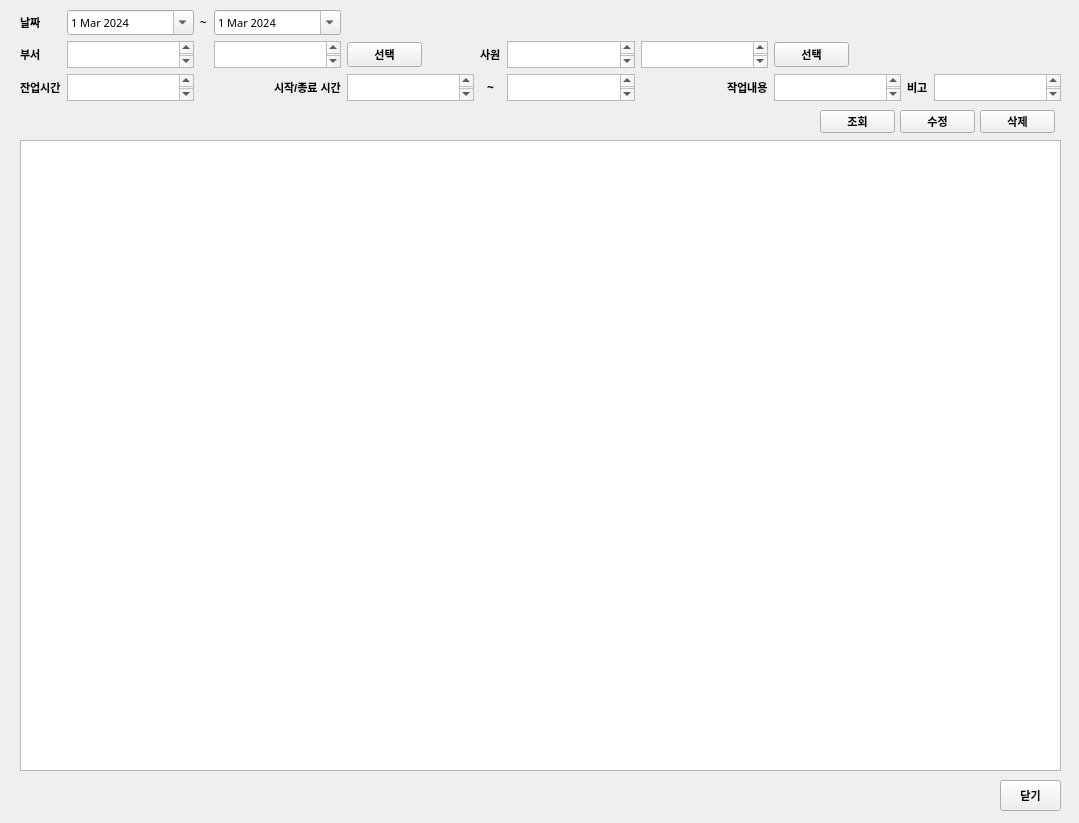
Old version of the form overtime_v1.1/ui/emp_overtime_update.ui in the repository RaineyLee/overtime.
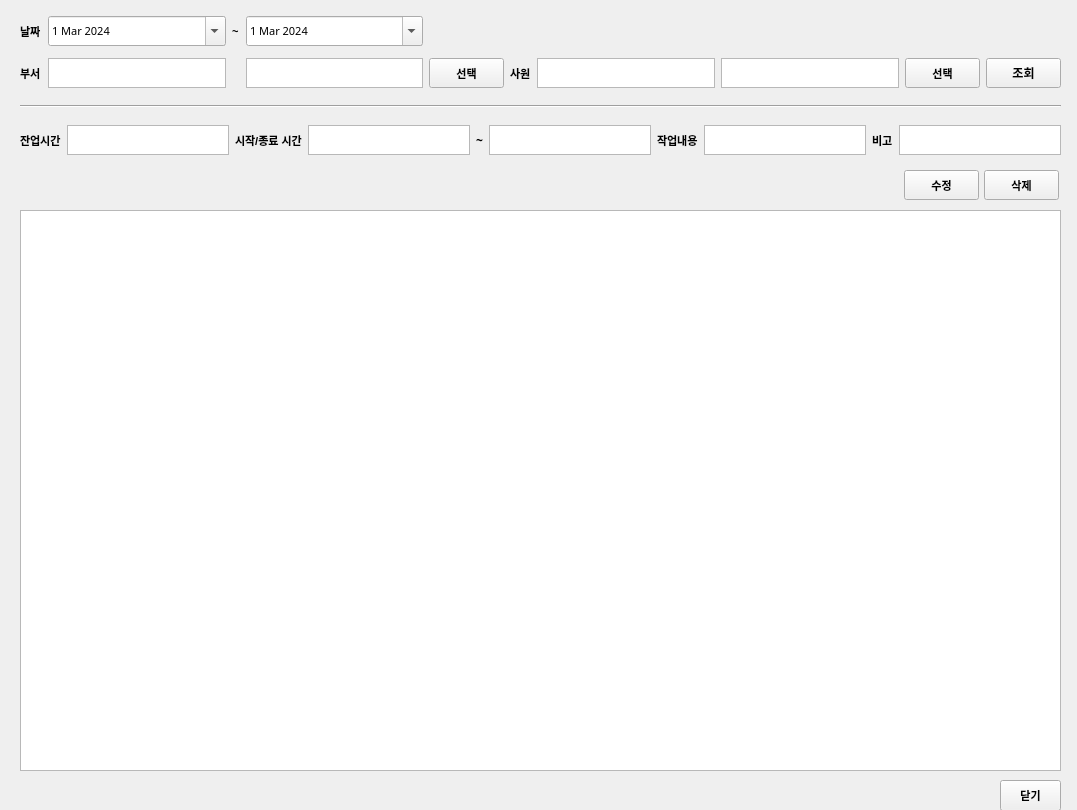
New version of the form.

```diff
--- a/overtime_v1.1/ui/emp_overtime_update.ui
+++ b/overtime_v1.1/ui/emp_overtime_update.ui
@@ -6,10 +6,16 @@
    <rect>
     <x>0</x>
     <y>0</y>
-    <width>1079</width>
-    <height>823</height>
+    <width>1077</width>
+    <height>810</height>
    </rect>
   </property>
+  <property name="maximumSize">
+   <size>
+    <width>1080</width>
+    <height>810</height>
+   </size>
+  </property>
   <property name="windowTitle">
    <string>Form</string>
   </property>
@@ -20,9 +26,9 @@
    <property name="geometry">
     <rect>
      <x>20</x>
-     <y>140</y>
+     <y>210</y>
      <width>1041</width>
-     <height>631</height>
+     <height>561</height>
     </rect>
    </property>
    <property name="sizeAdjustPolicy">
@@ -83,29 +89,17 @@
      <x>20</x>
      <y>10</y>
      <width>1041</width>
-     <height>91</height>
+     <height>84</height>
     </rect>
    </property>
    <layout class="QGridLayout" name="gridLayout">
     <property name="sizeConstraint">
-     <enum>QLayout::SetDefaultConstraint</enum>
+     <enum>QLayout::SetNoConstraint</enum>
     </property>
-    <item row="2" column="1">
-     <widget class="QTextEdit" name="txt_overtime">
+    <item row="0" column="2">
+     <widget class="QLabel" name="lbl_select_file_2">
       <property name="font">
        <font>
-        <family>맑은 고딕</family>
-        <pointsize>10</pointsize>
-        <weight>50</weight>
-        <bold>false</bold>
-       </font>
-      </property>
-     </widget>
-    </item>
-    <item row="2" column="8" alignment="Qt::AlignRight">
-     <widget class="QLabel" name="lbl_select_file_8">
-      <property name="font">
-       <font>
         <family>Arial</family>
         <pointsize>8</pointsize>
         <weight>75</weight>
@@ -113,110 +107,41 @@
        </font>
       </property>
       <property name="text">
-       <string>작업내용</string>
+       <string>~</string>
       </property>
      </widget>
     </item>
-    <item row="2" column="0">
-     <widget class="QLabel" name="lbl_select_file_4">
-      <property name="font">
-       <font>
-        <family>Arial</family>
-        <pointsize>8</pointsize>
-        <weight>75</weight>
-        <bold>true</bold>
-       </font>
+    <item row="0" column="1">
+     <widget class="QDateEdit" name="date_from">
+      <property name="maximumSize">
+       <size>
+        <width>16777215</width>
+        <height>30</height>
+       </size>
       </property>
-      <property name="text">
-       <string>잔업시간</string>
-      </property>
-     </widget>
-    </item>
-    <item row="1" column="0">
-     <widget class="QLabel" name="lbl_select_file_7">
       <property name="font">
        <font>
-        <family>Arial</family>
-        <pointsize>8</pointsize>
-        <weight>75</weight>
-        <bold>true</bold>
-       </font>
-      </property>
-      <property name="text">
-       <string>부서</string>
-      </property>
-     </widget>
-    </item>
-    <item row="1" column="3">
-     <widget class="QTextEdit" name="txt_dept_name">
-      <property name="enabled">
-       <bool>true</bool>
-      </property>
-      <property name="font">
-       <font>
         <family>맑은 고딕</family>
-        <pointsize>10</pointsize>
+        <pointsize>8</pointsize>
         <weight>50</weight>
         <bold>false</bold>
        </font>
       </property>
-      <property name="lineWidth">
-       <number>1</number>
+      <property name="dateTime">
+       <datetime>
+        <hour>0</hour>
+        <minute>0</minute>
+        <second>0</second>
+        <year>2024</year>
+        <month>3</month>
+        <day>1</day>
+       </datetime>
       </property>
-      <property name="midLineWidth">
-       <number>0</number>
-      </property>
-      <property name="readOnly">
+      <property name="calendarPopup">
        <bool>true</bool>
       </property>
      </widget>
     </item>
-    <item row="1" column="1">
-     <widget class="QTextEdit" name="txt_dept_id">
-      <property name="enabled">
-       <bool>true</bool>
-      </property>
-      <property name="font">
-       <font>
-        <family>맑은 고딕</family>
-        <pointsize>10</pointsize>
-        <weight>50</weight>
-        <bold>false</bold>
-       </font>
-      </property>
-      <property name="lineWidth">
-       <number>1</number>
-      </property>
-      <property name="midLineWidth">
-       <number>0</number>
-      </property>
-      <property name="readOnly">
-       <bool>true</bool>
-      </property>
-      <property name="html">
-       <string>&lt;!DOCTYPE HTML PUBLIC &quot;-//W3C//DTD HTML 4.0//EN&quot; &quot;http://www.w3.org/TR/REC-html40/strict.dtd&quot;&gt;
-&lt;html&gt;&lt;head&gt;&lt;meta name=&quot;qrichtext&quot; content=&quot;1&quot; /&gt;&lt;style type=&quot;text/css&quot;&gt;
-p, li { white-space: pre-wrap; }
-&lt;/style&gt;&lt;/head&gt;&lt;body style=&quot; font-family:'맑은 고딕'; font-size:10pt; font-weight:400; font-style:normal;&quot;&gt;
-&lt;p style=&quot;-qt-paragraph-type:empty; margin-top:0px; margin-bottom:0px; margin-left:0px; margin-right:0px; -qt-block-indent:0; text-indent:0px; font-weight:600;&quot;&gt;&lt;br /&gt;&lt;/p&gt;&lt;/body&gt;&lt;/html&gt;</string>
-      </property>
-     </widget>
-    </item>
-    <item row="2" column="10" alignment="Qt::AlignRight">
-     <widget class="QLabel" name="lbl_select_file_9">
-      <property name="font">
-       <font>
-        <family>Arial</family>
-        <pointsize>8</pointsize>
-        <weight>75</weight>
-        <bold>true</bold>
-       </font>
-      </property>
-      <property name="text">
-       <string>비고</string>
-      </property>
-     </widget>
-    </item>
     <item row="0" column="0">
      <widget class="QLabel" name="lbl_select_file">
       <property name="font">
@@ -232,70 +157,8 @@
       </property>
      </widget>
     </item>
-    <item row="0" column="3">
-     <widget class="QDateEdit" name="date_to">
-      <property name="font">
-       <font>
-        <family>맑은 고딕</family>
-        <pointsize>8</pointsize>
-        <weight>50</weight>
-        <bold>false</bold>
-       </font>
-      </property>
-      <property name="dateTime">
-       <datetime>
-        <hour>0</hour>
-        <minute>0</minute>
-        <second>0</second>
-        <year>2024</year>
-        <month>3</month>
-        <day>1</day>
-       </datetime>
-      </property>
-      <property name="calendarPopup">
-       <bool>true</bool>
-      </property>
-     </widget>
-    </item>
-    <item row="0" column="1">
-     <widget class="QDateEdit" name="date_from">
-      <property name="font">
-       <font>
-        <family>맑은 고딕</family>
-        <pointsize>8</pointsize>
-        <weight>50</weight>
-        <bold>false</bold>
-       </font>
-      </property>
-      <property name="dateTime">
-       <datetime>
-        <hour>0</hour>
-        <minute>0</minute>
-        <second>0</second>
-        <year>2024</year>
-        <month>3</month>
-        <day>1</day>
-       </datetime>
-      </property>
-      <property name="calendarPopup">
-       <bool>true</bool>
-      </property>
-     </widget>
-    </item>
-    <item row="2" column="11">
-     <widget class="QTextEdit" name="txt_note">
-      <property name="font">
-       <font>
-        <family>맑은 고딕</family>
-        <pointsize>10</pointsize>
-        <weight>50</weight>
-        <bold>false</bold>
-       </font>
-      </property>
-     </widget>
-    </item>
-    <item row="0" column="2">
-     <widget class="QLabel" name="lbl_select_file_2">
+    <item row="1" column="5">
+     <widget class="QLabel" name="lbl_select_file_3">
       <property name="font">
        <font>
         <family>Arial</family>
@@ -305,43 +168,7 @@
        </font>
       </property>
       <property name="text">
-       <string>~</string>
-      </property>
-     </widget>
-    </item>
-    <item row="2" column="9">
-     <widget class="QTextEdit" name="txt_detail">
-      <property name="font">
-       <font>
-        <family>맑은 고딕</family>
-        <pointsize>10</pointsize>
-        <weight>50</weight>
-        <bold>false</bold>
-       </font>
-      </property>
-     </widget>
-    </item>
-    <item row="2" column="6">
-     <widget class="QTextEdit" name="txt_to_time">
-      <property name="enabled">
-       <bool>true</bool>
-      </property>
-      <property name="font">
-       <font>
-        <family>맑은 고딕</family>
-        <pointsize>10</pointsize>
-        <weight>50</weight>
-        <bold>false</bold>
-       </font>
-      </property>
-      <property name="lineWidth">
-       <number>1</number>
-      </property>
-      <property name="midLineWidth">
-       <number>0</number>
-      </property>
-      <property name="readOnly">
-       <bool>false</bool>
+       <string>사원</string>
       </property>
      </widget>
     </item>
@@ -359,7 +186,7 @@
       <property name="maximumSize">
        <size>
         <width>75</width>
-        <height>16777215</height>
+        <height>30</height>
        </size>
       </property>
       <property name="font">
@@ -375,91 +202,17 @@
       </property>
      </widget>
     </item>
-    <item row="2" column="3" alignment="Qt::AlignRight">
-     <widget class="QLabel" name="lbl_select_file_6">
-      <property name="font">
-       <font>
-        <family>Arial</family>
-        <pointsize>8</pointsize>
-        <weight>75</weight>
-        <bold>true</bold>
-       </font>
-      </property>
-      <property name="text">
-       <string>시작/종료 시간</string>
-      </property>
-     </widget>
-    </item>
-    <item row="2" column="4">
-     <widget class="QTextEdit" name="txt_from_time">
-      <property name="font">
-       <font>
-        <family>맑은 고딕</family>
-        <pointsize>10</pointsize>
-        <weight>50</weight>
-        <bold>false</bold>
-       </font>
-      </property>
-     </widget>
-    </item>
-    <item row="2" column="5" alignment="Qt::AlignHCenter">
-     <widget class="QLabel" name="label">
-      <property name="font">
-       <font>
-        <family>맑은 고딕</family>
-        <weight>75</weight>
-        <bold>true</bold>
-       </font>
-      </property>
-      <property name="text">
-       <string>~</string>
-      </property>
-     </widget>
-    </item>
-    <item row="1" column="5">
-     <widget class="QLabel" name="lbl_select_file_3">
-      <property name="font">
-       <font>
-        <family>Arial</family>
-        <pointsize>8</pointsize>
-        <weight>75</weight>
-        <bold>true</bold>
-       </font>
-      </property>
-      <property name="text">
-       <string>사원</string>
-      </property>
-     </widget>
-    </item>
-    <item row="1" column="6">
-     <widget class="QTextEdit" name="txt_emp_id">
-      <property name="enabled">
-       <bool>true</bool>
-      </property>
-      <property name="font">
-       <font>
-        <family>맑은 고딕</family>
-        <pointsize>10</pointsize>
-        <weight>50</weight>
-        <bold>false</bold>
-       </font>
-      </property>
-      <property name="lineWidth">
-       <number>1</number>
-      </property>
-      <property name="midLineWidth">
-       <number>0</number>
-      </property>
-      <property name="readOnly">
-       <bool>true</bool>
-      </property>
-     </widget>
-    </item>
     <item row="1" column="8">
      <widget class="QTextEdit" name="txt_emp_name">
       <property name="enabled">
        <bool>true</bool>
       </property>
+      <property name="maximumSize">
+       <size>
+        <width>16777215</width>
+        <height>30</height>
+       </size>
+      </property>
       <property name="font">
        <font>
         <family>맑은 고딕</family>
@@ -488,12 +241,155 @@
       </property>
      </widget>
     </item>
+    <item row="1" column="3">
+     <widget class="QTextEdit" name="txt_dept_name">
+      <property name="enabled">
+       <bool>true</bool>
+      </property>
+      <property name="maximumSize">
+       <size>
+        <width>16777215</width>
+        <height>30</height>
+       </size>
+      </property>
+      <property name="font">
+       <font>
+        <family>맑은 고딕</family>
+        <pointsize>10</pointsize>
+        <weight>50</weight>
+        <bold>false</bold>
+       </font>
+      </property>
+      <property name="lineWidth">
+       <number>1</number>
+      </property>
+      <property name="midLineWidth">
+       <number>0</number>
+      </property>
+      <property name="readOnly">
+       <bool>true</bool>
+      </property>
+     </widget>
+    </item>
+    <item row="1" column="1">
+     <widget class="QTextEdit" name="txt_dept_id">
+      <property name="enabled">
+       <bool>true</bool>
+      </property>
+      <property name="maximumSize">
+       <size>
+        <width>16777215</width>
+        <height>30</height>
+       </size>
+      </property>
+      <property name="font">
+       <font>
+        <family>맑은 고딕</family>
+        <pointsize>10</pointsize>
+        <weight>50</weight>
+        <bold>false</bold>
+       </font>
+      </property>
+      <property name="lineWidth">
+       <number>1</number>
+      </property>
+      <property name="midLineWidth">
+       <number>0</number>
+      </property>
+      <property name="readOnly">
+       <bool>true</bool>
+      </property>
+      <property name="html">
+       <string>&lt;!DOCTYPE HTML PUBLIC &quot;-//W3C//DTD HTML 4.0//EN&quot; &quot;http://www.w3.org/TR/REC-html40/strict.dtd&quot;&gt;
+&lt;html&gt;&lt;head&gt;&lt;meta name=&quot;qrichtext&quot; content=&quot;1&quot; /&gt;&lt;style type=&quot;text/css&quot;&gt;
+p, li { white-space: pre-wrap; }
+&lt;/style&gt;&lt;/head&gt;&lt;body style=&quot; font-family:'맑은 고딕'; font-size:10pt; font-weight:400; font-style:normal;&quot;&gt;
+&lt;p style=&quot;-qt-paragraph-type:empty; margin-top:0px; margin-bottom:0px; margin-left:0px; margin-right:0px; -qt-block-indent:0; text-indent:0px; font-weight:600;&quot;&gt;&lt;br /&gt;&lt;/p&gt;&lt;/body&gt;&lt;/html&gt;</string>
+      </property>
+     </widget>
+    </item>
+    <item row="1" column="0">
+     <widget class="QLabel" name="lbl_select_file_7">
+      <property name="font">
+       <font>
+        <family>Arial</family>
+        <pointsize>8</pointsize>
+        <weight>75</weight>
+        <bold>true</bold>
+       </font>
+      </property>
+      <property name="text">
+       <string>부서</string>
+      </property>
+     </widget>
+    </item>
+    <item row="0" column="3">
+     <widget class="QDateEdit" name="date_to">
+      <property name="maximumSize">
+       <size>
+        <width>16777215</width>
+        <height>30</height>
+       </size>
+      </property>
+      <property name="font">
+       <font>
+        <family>맑은 고딕</family>
+        <pointsize>8</pointsize>
+        <weight>50</weight>
+        <bold>false</bold>
+       </font>
+      </property>
+      <property name="dateTime">
+       <datetime>
+        <hour>0</hour>
+        <minute>0</minute>
+        <second>0</second>
+        <year>2024</year>
+        <month>3</month>
+        <day>1</day>
+       </datetime>
+      </property>
+      <property name="calendarPopup">
+       <bool>true</bool>
+      </property>
+     </widget>
+    </item>
+    <item row="1" column="6">
+     <widget class="QTextEdit" name="txt_emp_id">
+      <property name="enabled">
+       <bool>true</bool>
+      </property>
+      <property name="maximumSize">
+       <size>
+        <width>16777215</width>
+        <height>30</height>
+       </size>
+      </property>
+      <property name="font">
+       <font>
+        <family>맑은 고딕</family>
+        <pointsize>10</pointsize>
+        <weight>50</weight>
+        <bold>false</bold>
+       </font>
+      </property>
+      <property name="lineWidth">
+       <number>1</number>
+      </property>
+      <property name="midLineWidth">
+       <number>0</number>
+      </property>
+      <property name="readOnly">
+       <bool>true</bool>
+      </property>
+     </widget>
+    </item>
     <item row="1" column="9">
      <widget class="QPushButton" name="btn_select_emp">
       <property name="maximumSize">
        <size>
         <width>75</width>
-        <height>16777215</height>
+        <height>30</height>
        </size>
       </property>
       <property name="font">
@@ -509,38 +405,43 @@
       </property>
      </widget>
     </item>
+    <item row="1" column="10">
+     <widget class="QPushButton" name="btn_select">
+      <property name="maximumSize">
+       <size>
+        <width>75</width>
+        <height>30</height>
+       </size>
+      </property>
+      <property name="font">
+       <font>
+        <family>맑은 고딕</family>
+        <weight>75</weight>
+        <bold>true</bold>
+       </font>
+      </property>
+      <property name="text">
+       <string>조회</string>
+      </property>
+     </widget>
+    </item>
    </layout>
   </widget>
-  <widget class="QPushButton" name="btn_select">
-   <property name="geometry">
-    <rect>
-     <x>820</x>
-     <y>110</y>
-     <width>75</width>
-     <height>23</height>
-    </rect>
-   </property>
-   <property name="font">
-    <font>
-     <family>Arial</family>
-     <pointsize>8</pointsize>
-     <weight>75</weight>
-     <bold>true</bold>
-    </font>
-   </property>
-   <property name="text">
-    <string>조회</string>
-   </property>
-  </widget>
   <widget class="QPushButton" name="btn_update">
    <property name="geometry">
     <rect>
-     <x>900</x>
-     <y>110</y>
+     <x>904</x>
+     <y>170</y>
      <width>75</width>
-     <height>23</height>
+     <height>30</height>
     </rect>
    </property>
+   <property name="maximumSize">
+    <size>
+     <width>16777215</width>
+     <height>30</height>
+    </size>
+   </property>
    <property name="font">
     <font>
      <family>Arial</family>
@@ -556,12 +457,18 @@
   <widget class="QPushButton" name="btn_delete">
    <property name="geometry">
     <rect>
-     <x>980</x>
-     <y>110</y>
+     <x>984</x>
+     <y>170</y>
      <width>75</width>
-     <height>23</height>
+     <height>30</height>
     </rect>
    </property>
+   <property name="maximumSize">
+    <size>
+     <width>16777215</width>
+     <height>30</height>
+    </size>
+   </property>
    <property name="font">
     <font>
      <family>Arial</family>
@@ -574,6 +481,226 @@
     <string>삭제</string>
    </property>
   </widget>
+  <widget class="Line" name="line">
+   <property name="geometry">
+    <rect>
+     <x>20</x>
+     <y>95</y>
+     <width>1041</width>
+     <height>22</height>
+    </rect>
+   </property>
+   <property name="orientation">
+    <enum>Qt::Horizontal</enum>
+   </property>
+  </widget>
+  <widget class="QWidget" name="gridLayoutWidget_2">
+   <property name="geometry">
+    <rect>
+     <x>20</x>
+     <y>120</y>
+     <width>1041</width>
+     <height>41</height>
+    </rect>
+   </property>
+   <layout class="QGridLayout" name="gridLayout_2">
+    <item row="0" column="2">
+     <widget class="QLabel" name="lbl_select_file_6">
+      <property name="font">
+       <font>
+        <family>Arial</family>
+        <pointsize>8</pointsize>
+        <weight>75</weight>
+        <bold>true</bold>
+       </font>
+      </property>
+      <property name="text">
+       <string>시작/종료 시간</string>
+      </property>
+     </widget>
+    </item>
+    <item row="0" column="7">
+     <widget class="QTextEdit" name="txt_detail">
+      <property name="maximumSize">
+       <size>
+        <width>16777215</width>
+        <height>30</height>
+       </size>
+      </property>
+      <property name="font">
+       <font>
+        <family>맑은 고딕</family>
+        <pointsize>10</pointsize>
+        <weight>50</weight>
+        <bold>false</bold>
+       </font>
+      </property>
+     </widget>
+    </item>
+    <item row="0" column="0">
+     <widget class="QLabel" name="lbl_select_file_10">
+      <property name="font">
+       <font>
+        <family>Arial</family>
+        <pointsize>8</pointsize>
+        <weight>75</weight>
+        <bold>true</bold>
+       </font>
+      </property>
+      <property name="text">
+       <string>잔업시간</string>
+      </property>
+     </widget>
+    </item>
+    <item row="0" column="1">
+     <widget class="QTextEdit" name="txt_overtime">
+      <property name="maximumSize">
+       <size>
+        <width>16777215</width>
+        <height>30</height>
+       </size>
+      </property>
+      <property name="font">
+       <font>
+        <family>맑은 고딕</family>
+        <pointsize>10</pointsize>
+        <weight>50</weight>
+        <bold>false</bold>
+       </font>
+      </property>
+     </widget>
+    </item>
+    <item row="0" column="3">
+     <widget class="QTextEdit" name="txt_from_time">
+      <property name="maximumSize">
+       <size>
+        <width>16777215</width>
+        <height>30</height>
+       </size>
+      </property>
+      <property name="font">
+       <font>
+        <family>맑은 고딕</family>
+        <pointsize>10</pointsize>
+        <weight>50</weight>
+        <bold>false</bold>
+       </font>
+      </property>
+     </widget>
+    </item>
+    <item row="0" column="6">
+     <widget class="QLabel" name="lbl_select_file_8">
+      <property name="font">
+       <font>
+        <family>Arial</family>
+        <pointsize>8</pointsize>
+        <weight>75</weight>
+        <bold>true</bold>
+       </font>
+      </property>
+      <property name="text">
+       <string>작업내용</string>
+      </property>
+     </widget>
+    </item>
+    <item row="0" column="8">
+     <widget class="QLabel" name="lbl_select_file_9">
+      <property name="font">
+       <font>
+        <family>Arial</family>
+        <pointsize>8</pointsize>
+        <weight>75</weight>
+        <bold>true</bold>
+       </font>
+      </property>
+      <property name="text">
+       <string>비고</string>
+      </property>
+     </widget>
+    </item>
+    <item row="0" column="4">
+     <widget class="QLabel" name="label">
+      <property name="font">
+       <font>
+        <family>맑은 고딕</family>
+        <weight>75</weight>
+        <bold>true</bold>
+       </font>
+      </property>
+      <property name="text">
+       <string>~</string>
+      </property>
+     </widget>
+    </item>
+    <item row="0" column="5">
+     <widget class="QTextEdit" name="txt_to_time">
+      <property name="enabled">
+       <bool>true</bool>
+      </property>
+      <property name="maximumSize">
+       <size>
+        <width>16777215</width>
+        <height>30</height>
+       </size>
+      </property>
+      <property name="font">
+       <font>
+        <family>맑은 고딕</family>
+        <pointsize>10</pointsize>
+        <weight>50</weight>
+        <bold>false</bold>
+       </font>
+      </property>
+      <property name="lineWidth">
+       <number>1</number>
+      </property>
+      <property name="midLineWidth">
+       <number>0</number>
+      </property>
+      <property name="readOnly">
+       <bool>false</bool>
+      </property>
+     </widget>
+    </item>
+    <item row="0" column="9">
+     <widget class="QTextEdit" name="txt_note">
+      <property name="maximumSize">
+       <size>
+        <width>16777215</width>
+        <height>30</height>
+       </size>
+      </property>
+      <property name="font">
+       <font>
+        <family>맑은 고딕</family>
+        <pointsize>10</pointsize>
+        <weight>50</weight>
+        <bold>false</bold>
+       </font>
+      </property>
+     </widget>
+    </item>
+   </layout>
+  </widget>
+  <widget class="QTextEdit" name="txt_id">
+   <property name="enabled">
+    <bool>false</bool>
+   </property>
+   <property name="geometry">
+    <rect>
+     <x>1120</x>
+     <y>190</y>
+     <width>50</width>
+     <height>30</height>
+    </rect>
+   </property>
+   <property name="maximumSize">
+    <size>
+     <width>50</width>
+     <height>30</height>
+    </size>
+   </property>
+  </widget>
  </widget>
  <resources/>
  <connections/>
```
